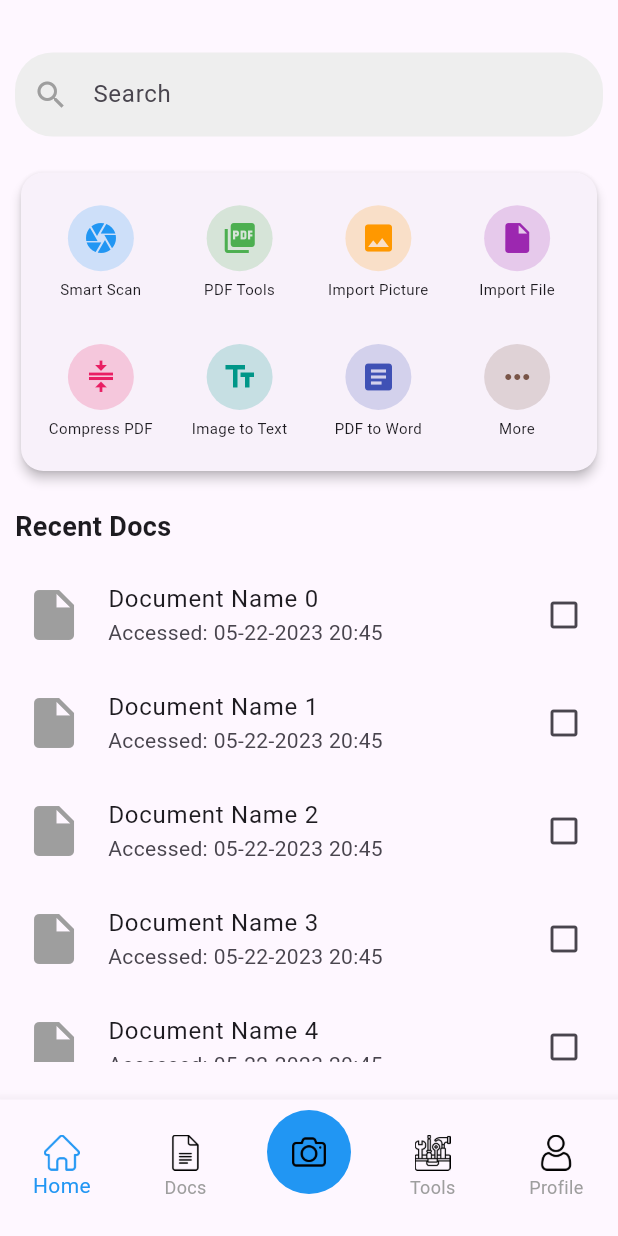
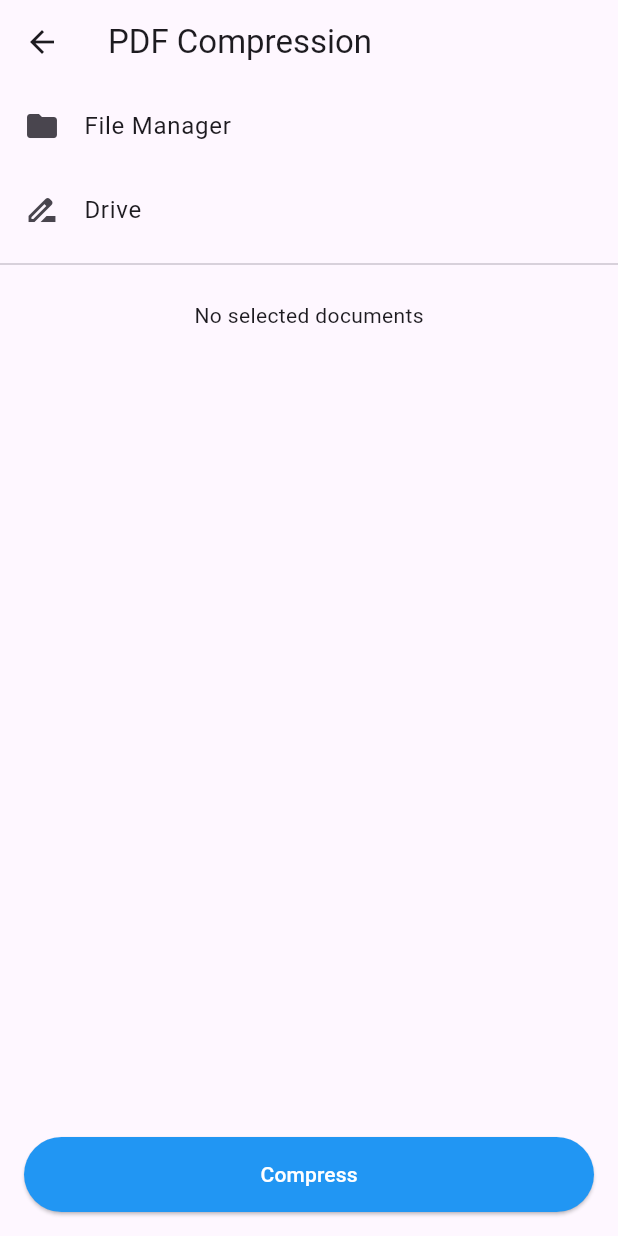
Before and after one commit to ranjan231/Doc-Scanner, a Flutter app: the HomeScreen screen opened directly, after a tap on "Compress PDF", on a phone screen of 412 x 824 dp. Run offline on Flutter 3.47's test engine with Material 3 defaults, Android fonts, the phone set to English and light mode, and no system bars; our stand-ins replace cloud_firestore, file_picker, firebase_auth, firebase_core, google_sign_in, image_picker and 2 more; missing offline and left inert: google_mlkit_document_scanner, googleapis; accounts and stored records are empty.

Commit message:
compress pdf done

```diff
--- /dev/null
+++ b/lib/Screen/CompresspdfScreen/CompresspdfScreen.dart
@@ -0,0 +1,277 @@
+import 'dart:io';
+import 'package:flutter/material.dart';
+import 'package:file_picker/file_picker.dart';
+import 'package:flutterpracticeversion22/Constant/Constant.dart';
+import 'package:google_sign_in/google_sign_in.dart';
+import 'package:googleapis/drive/v3.dart' as drive;
+import 'package:http/http.dart' as http;
+import 'package:path/path.dart';
+import 'package:share_plus/share_plus.dart';
+import 'package:image_picker/image_picker.dart';
+
+class PDFCompressonScreen extends StatefulWidget {
+  @override
+  _PDFCompressonScreenState createState() => _PDFCompressonScreenState();
+}
+
+class _PDFCompressonScreenState extends State<PDFCompressonScreen> {
+  List<Map<String, dynamic>> selectedDocuments = [];
+  bool hasDocuments = false;
+  bool isCompressing = false;
+  GoogleSignInAccount? _currentUser;
+  GoogleSignIn _googleSignIn = GoogleSignIn.standard(
+    scopes: [drive.DriveApi.driveFileScope],
+  );
+
+  @override
+  void initState() {
+    super.initState();
+    _googleSignIn.onCurrentUserChanged.listen((account) {
+      setState(() {
+        _currentUser = account;
+      });
+    });
+    _googleSignIn.signInSilently();
+  }
+
+  // Helper function to get file size in MB
+  double getFileSizeInMB(String filePath) {
+    final file = File(filePath);
+    if (file.existsSync()) {
+      return file.lengthSync() / (1024 * 1024);
+    }
+    return 0;
+  }
+
+  Future<void> _selectFromFileManager() async {
+    FilePickerResult? result = await FilePicker.platform.pickFiles(allowMultiple: true);
+    if (result != null) {
+      setState(() {
+        for (var file in result.files) {
+          final exists = selectedDocuments.any((doc) => doc['path'] == file.path);
+          if (!exists) {
+            selectedDocuments.add({
+              'title': basename(file.name),
+              'path': file.path,
+              'selected': false,
+            });
+          }
+        }
+        hasDocuments = selectedDocuments.isNotEmpty;
+      });
+    }
+  }
+
+  Future<void> _selectFromDrive() async {
+    if (_currentUser == null) {
+      await _googleSignIn.signIn();
+    }
+    final authHeaders = await _currentUser?.authHeaders;
+    if (authHeaders == null) return;
+    final authenticateClient = GoogleAuthClient(authHeaders);
+    final driveApi = drive.DriveApi(authenticateClient);
+
+    final fileList = await driveApi.files.list(spaces: 'drive', q: "mimeType='application/pdf'");
+    setState(() {
+      for (var file in fileList.files!) {
+        final exists = selectedDocuments.any((doc) => doc['id'] == file.id);
+        if (!exists) {
+          selectedDocuments.add({
+            'title': file.name,
+            'id': file.id,
+            'selected': false,
+          });
+        }
+      }
+      hasDocuments = selectedDocuments.isNotEmpty;
+    });
+  }
+
+  void _toggleDocumentSelection(int index, bool? selected) {
+    setState(() {
+      selectedDocuments[index]['selected'] = selected ?? false;
+    });
+  }
+
+  Future<double?> _showCompressionSettingsDialog(double initialFileSizeMB) async {
+    double compressionLevel = 0.1;
+    double compressionFactor = 1.0 - compressionLevel;
+    double compressedSizeMB = initialFileSizeMB * compressionFactor;
+
+    return showDialog<double>(
+      context: Constant.getRootContext(),
+      builder: (context) {
+        return AlertDialog(
+          title: Text('Select Compression Level'),
+          content: StatefulBuilder(
+            builder: (context, setState) {
+              return Column(
+                mainAxisSize: MainAxisSize.min,
+                children: [
+                  Text('Adjust the slider to set compression level (higher = more compression)'),
+                  Slider(
+                    value: compressionLevel,
+                    min: 0.0,
+                    max: 1.0,
+                    divisions: 10,
+                    // label: "${((1.0 - compressionLevel) * 100).toStringAsFixed(0)}% size reduction",
+                    onChanged: (double value) {
+                      setState(() {
+                        compressionLevel = value;
+                        compressionFactor = 1.0 - compressionLevel;
+                        compressedSizeMB = initialFileSizeMB * compressionFactor;
+                      });
+                    },
+                  ),
+                  SizedBox(height: 10),
+                  Text("Estimated size: ${compressedSizeMB.toStringAsFixed(2)} MB"),
+                ],
+              );
+            },
+          ),
+          actions: [
+            TextButton(
+              onPressed: () {
+                Navigator.pop(context);
+              },
+              child: Text('Cancel'),
+            ),
+            TextButton(
+              onPressed: () {
+                Navigator.pop(context, compressionFactor);
+              },
+              child: Text('OK'),
+            ),
+          ],
+        );
+      },
+    );
+  }
+
+  Future<void> _compressSelectedDocuments(double compressionLevel) async {
+    final selectedFiles = selectedDocuments.where((doc) => doc['selected'] == true).toList();
+    if (selectedFiles.isEmpty) {
+      ScaffoldMessenger.of(Constant.getRootContext()).showSnackBar(
+        SnackBar(content: Text('Please select at least one document to compress.')),
+      );
+      return;
+    }
+
+    setState(() {
+      isCompressing = true;
+    });
+
+    // Simulate compression process
+    List<XFile> compressedFiles = [];
+    for (var file in selectedFiles) {
+      print('Compressing ${file['title']} with level $compressionLevel...');
+      compressedFiles.add(XFile(file['path']));
+    }
+
+    setState(() {
+      isCompressing = false;
+    });
+
+    ScaffoldMessenger.of(Constant.getRootContext()).showSnackBar(
+      SnackBar(content: Text('Documents compressed successfully!')),
+    );
+
+    if (compressedFiles.isNotEmpty) {
+      await Share.shareXFiles(
+        compressedFiles,
+        subject: 'Compressed PDF Documents',
+        text: 'Here are the compressed PDF documents.',
+      );
+    }
+  }
+
+  @override
+  Widget build(BuildContext context) {
+    return Scaffold(
+      appBar: AppBar(
+        leading: IconButton(
+          icon: Icon(Icons.arrow_back),
+          onPressed: () {
+            Navigator.pop(context);
+          },
+        ),
+        title: Text('PDF Compression'),
+      ),
+      body: isCompressing
+          ? Center(child: CircularProgressIndicator())
+          : Column(
+              children: [
+                Expanded(
+                  child: ListView(
+                    children: [
+                      ListTile(
+                        leading: Icon(Icons.folder),
+                        title: Text('File Manager'),
+                        onTap: _selectFromFileManager,
+                      ),
+                      ListTile(
+                        leading: Icon(Icons.drive_file_rename_outline),
+                        title: Text('Drive'),
+                        onTap: _selectFromDrive,
+                      ),
+                      Divider(),
+                      if (!hasDocuments)
+                        Center(
+                          child: Padding(
+                            padding: const EdgeInsets.all(16.0),
+                            child: Text('No selected documents'),
+                          ),
+                        ),
+                      if (hasDocuments)
+                        ...selectedDocuments.asMap().entries.map((entry) {
+                          int index = entry.key;
+                          Map<String, dynamic> document = entry.value;
+                          return CheckboxListTile(
+                            title: Text(document['title']),
+                            subtitle: Text(document['path'] ?? ''),
+                            value: document['selected'],
+                            onChanged: (value) => _toggleDocumentSelection(index, value),
+                          );
+                        }).toList(),
+                    ],
+                  ),
+                ),
+                Padding(
+                  padding: const EdgeInsets.all(16.0),
+                  child: ElevatedButton(
+                    style: ElevatedButton.styleFrom(
+                      foregroundColor: Colors.white,
+                      backgroundColor: Colors.blue,
+                      minimumSize: Size(double.infinity, 50),
+                    ),
+                    onPressed: () async {
+                      final selectedFiles =
+                          selectedDocuments.where((doc) => doc['selected'] == true).toList();
+                      if (selectedFiles.isNotEmpty) {
+                        double initialFileSizeMB = getFileSizeInMB(selectedFiles.first['path']);
+                        double? compressionLevel = await _showCompressionSettingsDialog(initialFileSizeMB);
+                        if (compressionLevel != null) {
+                          _compressSelectedDocuments(compressionLevel);
+                        }
+                      }
+                    },
+                    child: Text('Compress'),
+                  ),
+                ),
+              ],
+            ),
+    );
+  }
+}
+
+class GoogleAuthClient extends http.BaseClient {
+  final Map<String, String> _headers;
+  final http.Client _client = http.Client();
+
+  GoogleAuthClient(this._headers);
+
+  @override
+  Future<http.StreamedResponse> send(http.BaseRequest request) {
+    return _client.send(request..headers.addAll(_headers));
+  }
+}
--- a/lib/Screen/HomeScreen/HomeScreen.dart
+++ b/lib/Screen/HomeScreen/HomeScreen.dart
@@ -1,6 +1,7 @@
 import 'package:flutter/material.dart';
 import 'package:flutter/services.dart';
 import 'package:flutterpracticeversion22/Screen/CameraScreen/CameraScreen.dart';
+import 'package:flutterpracticeversion22/Screen/CompresspdfScreen/CompresspdfScreen.dart';
 import 'package:flutterpracticeversion22/Screen/ProfileScreen/ProfileScreen.dart';
 import 'package:google_mlkit_document_scanner/google_mlkit_document_scanner.dart';
 
@@ -254,6 +255,15 @@ class _HomeScreenState extends State<HomeScreen> {
   Widget _buildCardItem(IconData iconData, String label, Color color) {
     return GestureDetector(
       onTap: () {
+         if(label=='Compress PDF'){
+          Navigator.of(context).push(
+        MaterialPageRoute(
+          builder: (context) => PDFCompressonScreen(),
+          fullscreenDialog: true, // Sets the screen to open in fullscreen mode
+        ),
+      );
+
+        }
         print('$label clicked');
       },
       child: Column(
--- a/pubspec.yaml
+++ b/pubspec.yaml
@@ -46,6 +46,8 @@ dependencies:
   pdf: ^3.11.1
   share_plus: ^10.1.1
   path_provider: ^2.1.5
+  file_picker: ^8.1.4
+  googleapis: ^13.2.0
 
 dev_dependencies:
   flutter_test:
```
